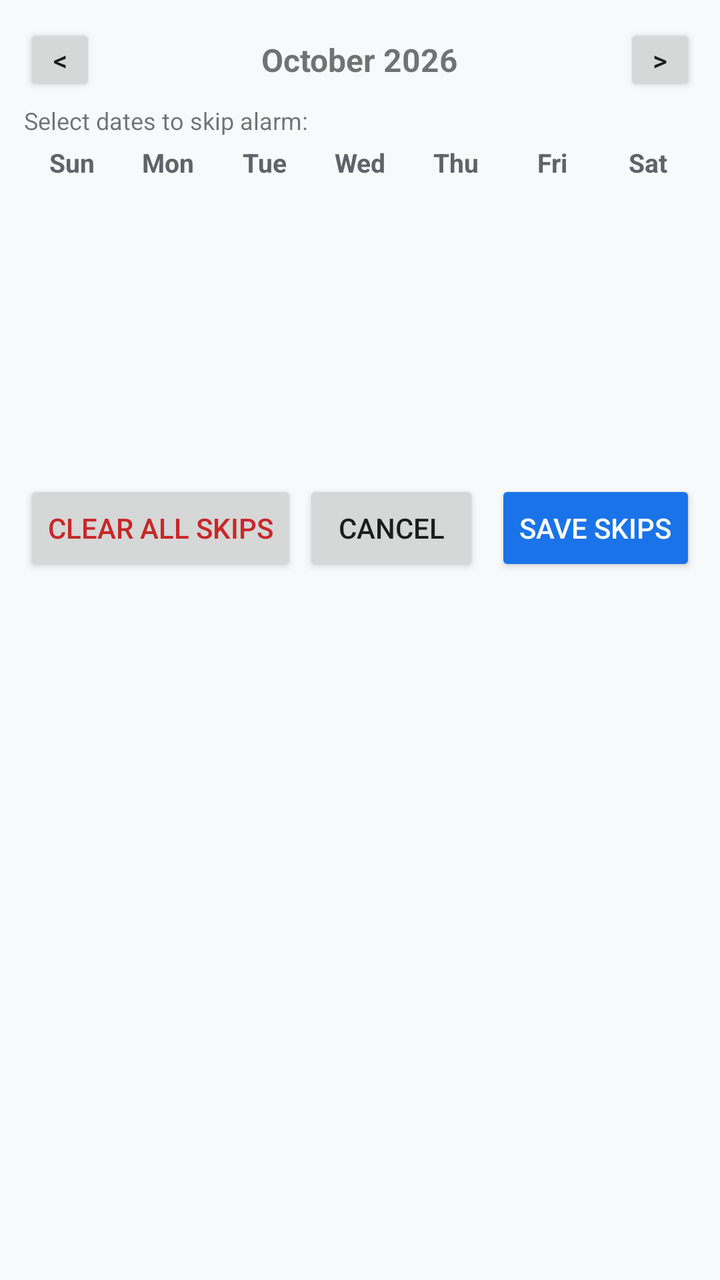
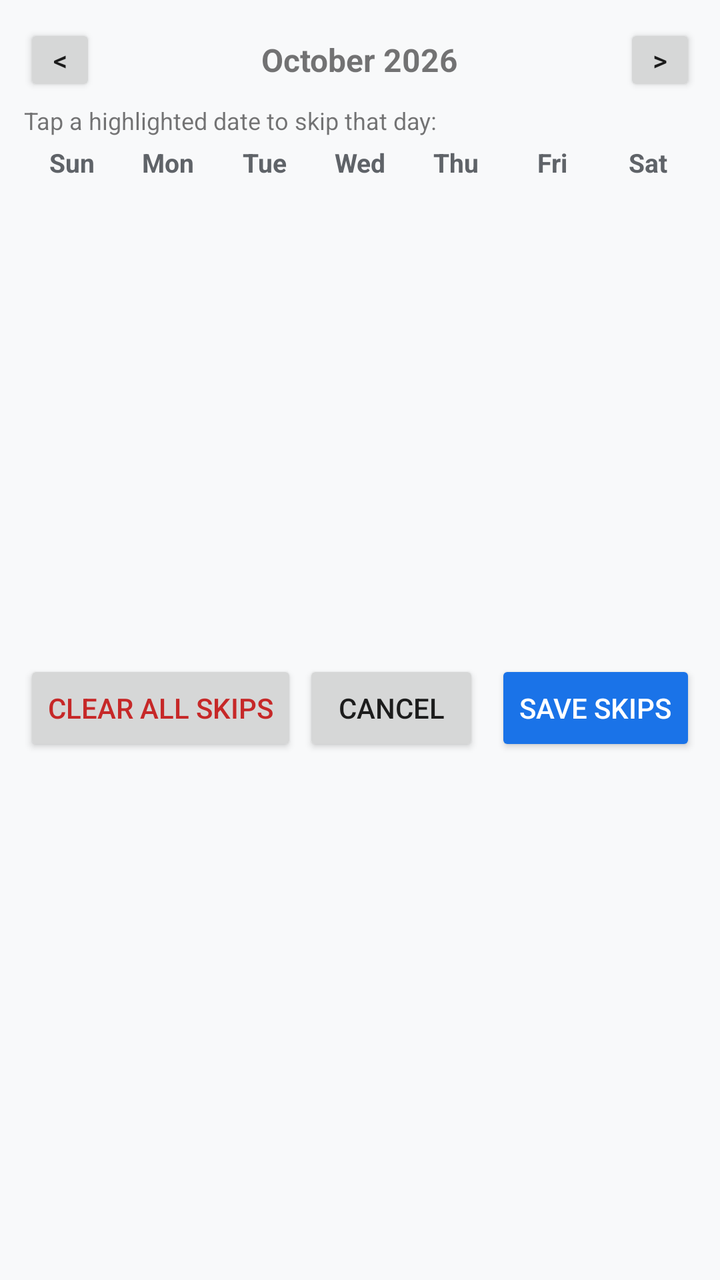

Compare the two renders of this Android layout. The source of the first and the diff that turns it into the second are given below.
<!-- AndroidManifest.xml: application theme Theme.AlarmApp -->
<!-- res/layout/dialog_vacation_calendar.xml -->
<?xml version="1.0" encoding="utf-8"?>
<LinearLayout xmlns:android="http://schemas.android.com/apk/res/android"
    android:layout_width="match_parent"
    android:layout_height="wrap_content"
    android:orientation="vertical"
    android:padding="12dp">

    
    <RelativeLayout
        android:layout_width="match_parent"
        android:layout_height="wrap_content"
        android:layout_marginBottom="4dp">

        <Button
            android:id="@+id/btn_prev_month"
            android:layout_width="36dp"
            android:layout_height="36dp"
            android:layout_alignParentStart="true"
            android:padding="0dp"
            android:textSize="14sp"
            android:text="&lt;" />

        <TextView
            android:id="@+id/tv_month_title"
            android:layout_width="wrap_content"
            android:layout_height="wrap_content"
            android:layout_centerInParent="true"
            android:text="October 2026"
            android:textSize="16sp"
            android:textStyle="bold" />

        <Button
            android:id="@+id/btn_next_month"
            android:layout_width="36dp"
            android:layout_height="36dp"
            android:layout_alignParentEnd="true"
            android:padding="0dp"
            android:textSize="14sp"
            android:text="&gt;" />
    </RelativeLayout>

    <TextView
        android:layout_width="match_parent"
        android:layout_height="wrap_content"
        android:text="@string/select_dates_to_skip"
        android:textSize="12sp"
        android:layout_marginBottom="4dp" />

    
    <LinearLayout
        android:id="@+id/layout_calendar_header"
        android:layout_width="match_parent"
        android:layout_height="wrap_content"
        android:orientation="horizontal"
        android:layout_marginBottom="4dp">

        <TextView
            android:layout_width="0dp"
            android:layout_height="wrap_content"
            android:layout_weight="1"
            android:gravity="center"
            android:text="@string/sun"
            android:textSize="13sp"
            android:textStyle="bold"
            android:textColor="@color/text_secondary" />

        <TextView
            android:layout_width="0dp"
            android:layout_height="wrap_content"
            android:layout_weight="1"
            android:gravity="center"
            android:text="@string/mon"
            android:textSize="13sp"
            android:textStyle="bold"
            android:textColor="@color/text_secondary" />

        <TextView
            android:layout_width="0dp"
            android:layout_height="wrap_content"
            android:layout_weight="1"
            android:gravity="center"
            android:text="@string/tue"
            android:textSize="13sp"
            android:textStyle="bold"
            android:textColor="@color/text_secondary" />

        <TextView
            android:layout_width="0dp"
            android:layout_height="wrap_content"
            android:layout_weight="1"
            android:gravity="center"
            android:text="@string/wed"
            android:textSize="13sp"
            android:textStyle="bold"
            android:textColor="@color/text_secondary" />

        <TextView
            android:layout_width="0dp"
            android:layout_height="wrap_content"
            android:layout_weight="1"
            android:gravity="center"
            android:text="@string/thu"
            android:textSize="13sp"
            android:textStyle="bold"
            android:textColor="@color/text_secondary" />

        <TextView
            android:layout_width="0dp"
            android:layout_height="wrap_content"
            android:layout_weight="1"
            android:gravity="center"
            android:text="@string/fri"
            android:textSize="13sp"
            android:textStyle="bold"
            android:textColor="@color/text_secondary" />

        <TextView
            android:layout_width="0dp"
            android:layout_height="wrap_content"
            android:layout_weight="1"
            android:gravity="center"
            android:text="@string/sat"
            android:textSize="13sp"
            android:textStyle="bold"
            android:textColor="@color/text_secondary" />
    </LinearLayout>

    
    <GridView
        android:id="@+id/gv_calendar_days"
        android:layout_width="match_parent"
        android:layout_height="140dp"
        android:numColumns="7"
        android:stretchMode="columnWidth"
        android:gravity="center" />

    
    <LinearLayout
        android:layout_width="match_parent"
        android:layout_height="wrap_content"
        android:orientation="horizontal"
        android:gravity="center_vertical"
        android:layout_marginTop="6dp">

        <Button
            android:id="@+id/btn_clear_calendar"
            android:layout_width="wrap_content"
            android:layout_height="wrap_content"
            android:text="@string/clear_skips"
            android:textColor="#C62828" />

        <View
            android:layout_width="0dp"
            android:layout_height="1dp"
            android:layout_weight="1" />

        <Button
            android:id="@+id/btn_cancel_calendar"
            android:layout_width="wrap_content"
            android:layout_height="wrap_content"
            android:text="@string/cancel"
            android:layout_marginEnd="8dp" />

        <Button
            android:id="@+id/btn_save_calendar"
            android:layout_width="wrap_content"
            android:layout_height="wrap_content"
            android:text="@string/save_skips"
            android:backgroundTint="@color/primary"
            android:textColor="#FFFFFF" />
    </LinearLayout>

</LinearLayout>
<!-- resources referenced by this layout -->
<resources>
  <color name="primary">#1A73E8</color>
  <color name="text_secondary">#5F6368</color>
  <string name="cancel">Cancel</string>
  <string name="clear_skips">Clear All Skips</string>
  <string name="fri">Fri</string>
  <string name="mon">Mon</string>
  <string name="sat">Sat</string>
  <string name="save_skips">Save Skips</string>
  <string name="select_dates_to_skip">Select dates to skip alarm:</string>
  <string name="sun">Sun</string>
  <string name="thu">Thu</string>
  <string name="tue">Tue</string>
  <string name="wed">Wed</string>
  <style name="Theme.AlarmApp" parent="android:Theme.Material.Light.NoActionBar">
          <item name="android:colorPrimary">@color/primary</item>
          <item name="android:colorPrimaryDark">@color/primary_dark</item>
          <item name="android:colorAccent">@color/accent</item>
          <item name="android:windowBackground">@color/background</item>
      </style>
  <color name="primary_dark">#0D47A1</color>
  <color name="accent">#FF5722</color>
  <color name="background">#F8F9FA</color>
</resources>

<!-- the commit's change to res/layout/dialog_vacation_calendar.xml (unified diff, before → after) -->
@@ -129,7 +129,7 @@
     <GridView
         android:id="@+id/gv_calendar_days"
         android:layout_width="match_parent"
-        android:layout_height="140dp"
+        android:layout_height="230dp"
         android:numColumns="7"
         android:stretchMode="columnWidth"
         android:gravity="center" />
<!-- resource entries referenced after the edit -->
@@ -8,7 +8,7 @@
   <string name="mon">Mon</string>
   <string name="sat">Sat</string>
   <string name="save_skips">Save Skips</string>
-  <string name="select_dates_to_skip">Select dates to skip alarm:</string>
+  <string name="select_dates_to_skip">Tap a highlighted date to skip that day:</string>
   <string name="sun">Sun</string>
   <string name="thu">Thu</string>
   <string name="tue">Tue</string>
